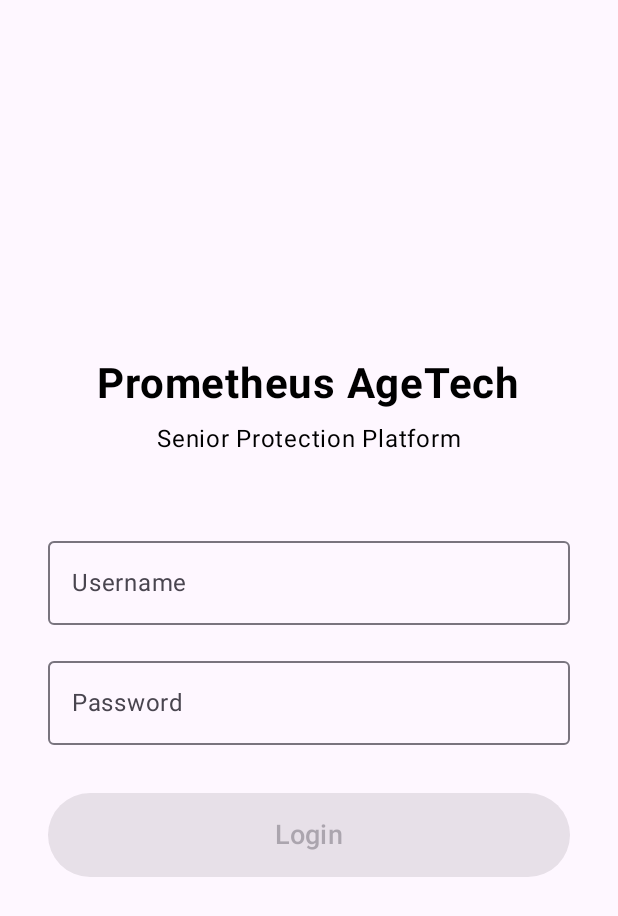
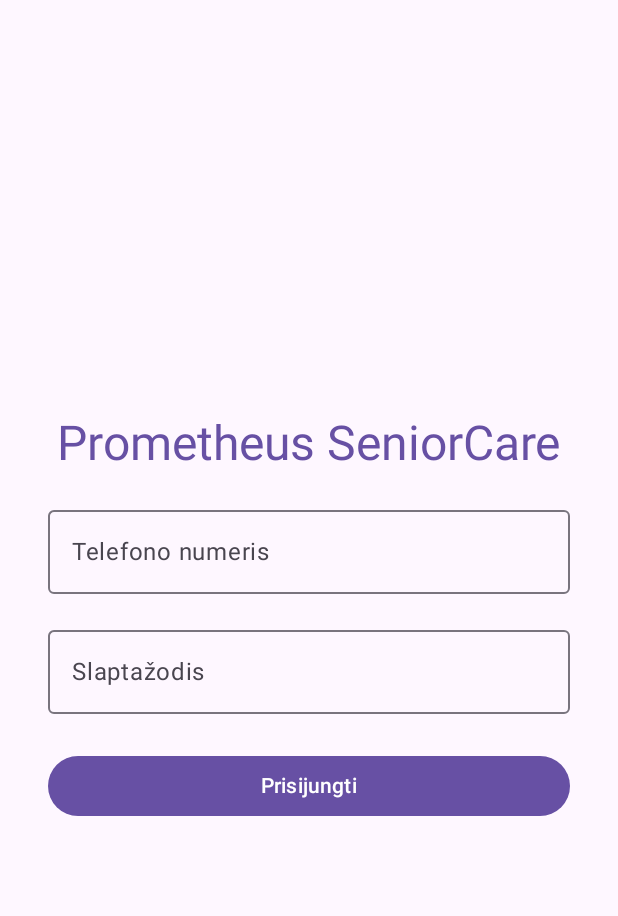
Before and after one commit to M12-pixel1/test8778, an Android app built with Jetpack Compose: the screen it shows after launch (LoginActivity), on a phone screen of 412 x 824 dp. Shown: the top 916 px of the screen. Run offline under Robolectric (Android 15) with nearby library versions, the phone set to English and light mode, and no system bars.

Commit message:
Implement LoginActivity and SOSActivity with Lithuanian UI, Retrofit API, and SOS countdown
- Update LoginActivity with phone number login, auto-login check, and SeniorCareTheme
- Update SOSActivity with 10-second countdown timer, location sharing, and emergency call
- Add Retrofit API service interface and data models (LoginRequest, LoginResponse, SOSRequest)
- Add createService() factory method to ApiClient for Retrofit-based requests
- Add saveUserId/getUserId/saveUserName/getUserName to SeniorDataStore
- Create SeniorCareTheme wrapper
- Add CALL_PHONE permission to AndroidManifest
- Add Retrofit and Gson converter dependencies

Co-authored-by: M12-pixel1 <251752909+M12-pixel1@users.noreply.github.com>

```diff
--- a/prometheus-age-tech/android/app/build.gradle.kts
+++ b/prometheus-age-tech/android/app/build.gradle.kts
@@ -63,4 +63,8 @@ dependencies {
 
     // Coroutines
     implementation("org.jetbrains.kotlinx:kotlinx-coroutines-android:1.7.3")
+
+    // Retrofit
+    implementation("com.squareup.retrofit2:retrofit:2.9.0")
+    implementation("com.squareup.retrofit2:converter-gson:2.9.0")
 }
--- a/prometheus-age-tech/android/app/src/main/AndroidManifest.xml
+++ b/prometheus-age-tech/android/app/src/main/AndroidManifest.xml
@@ -6,6 +6,7 @@
     <uses-permission android:name="android.permission.ACCESS_FINE_LOCATION" />
     <uses-permission android:name="android.permission.ACCESS_COARSE_LOCATION" />
     <uses-permission android:name="android.permission.POST_NOTIFICATIONS" />
+    <uses-permission android:name="android.permission.CALL_PHONE" />
 
     <application
         android:allowBackup="true"
--- a/prometheus-age-tech/android/app/src/main/java/com/prometheus/seniorcare/LoginActivity.kt
+++ b/prometheus-age-tech/android/app/src/main/java/com/prometheus/seniorcare/LoginActivity.kt
@@ -9,35 +9,43 @@ import androidx.compose.material3.*
 import androidx.compose.runtime.*
 import androidx.compose.ui.Alignment
 import androidx.compose.ui.Modifier
-import androidx.compose.ui.text.font.FontWeight
+import androidx.compose.ui.platform.LocalContext
 import androidx.compose.ui.text.input.PasswordVisualTransformation
 import androidx.compose.ui.unit.dp
-import androidx.compose.ui.unit.sp
+import com.prometheus.seniorcare.data.SeniorDataStore
 import com.prometheus.seniorcare.data.ApiClient
+import com.prometheus.seniorcare.data.models.LoginRequest
+import com.prometheus.seniorcare.ui.theme.SeniorCareTheme
 import kotlinx.coroutines.launch
 
 class LoginActivity : ComponentActivity() {
     override fun onCreate(savedInstanceState: Bundle?) {
         super.onCreate(savedInstanceState)
+
+        // Check if already logged in
+        val dataStore = SeniorDataStore(this)
+        if (dataStore.isLoggedIn()) {
+            startActivity(Intent(this, MainActivity::class.java))
+            finish()
+            return
+        }
+
         setContent {
-            MaterialTheme {
-                LoginScreen(
-                    onLoginSuccess = {
-                        startActivity(Intent(this, MainActivity::class.java))
-                        finish()
-                    }
-                )
+            SeniorCareTheme {
+                LoginScreen()
             }
         }
     }
 }
 
 @Composable
-fun LoginScreen(onLoginSuccess: () -> Unit) {
-    var username by remember { mutableStateOf("") }
+fun LoginScreen() {
+    var phoneNumber by remember { mutableStateOf("") }
     var password by remember { mutableStateOf("") }
-    var errorMessage by remember { mutableStateOf("") }
     var isLoading by remember { mutableStateOf(false) }
+    var errorMessage by remember { mutableStateOf<String?>(null) }
+
+    val context = LocalContext.current
     val scope = rememberCoroutineScope()
 
     Column(
@@ -48,22 +56,18 @@ fun LoginScreen(onLoginSuccess: () -> Unit) {
         verticalArrangement = Arrangement.Center
     ) {
         Text(
-            text = "Prometheus AgeTech",
-            fontSize = 28.sp,
-            fontWeight = FontWeight.Bold,
-            modifier = Modifier.padding(bottom = 8.dp)
+            text = "Prometheus SeniorCare",
+            style = MaterialTheme.typography.headlineLarge,
+            color = MaterialTheme.colorScheme.primary
         )
 
-        Text(
-            text = "Senior Protection Platform",
-            fontSize = 16.sp,
-            modifier = Modifier.padding(bottom = 48.dp)
-        )
+        Spacer(modifier = Modifier.height(16.dp))
 
         OutlinedTextField(
-            value = username,
-            onValueChange = { username = it },
-            label = { Text("Username") },
+            value = phoneNumber,
+            onValueChange = { phoneNumber = it },
+            label = { Text("Telefono numeris") },
+            placeholder = { Text("+37061234567") },
             modifier = Modifier.fillMaxWidth(),
             singleLine = true
         )
@@ -73,45 +77,71 @@ fun LoginScreen(onLoginSuccess: () -> Unit) {
         OutlinedTextField(
             value = password,
             onValueChange = { password = it },
-            label = { Text("Password") },
-            visualTransformation = PasswordVisualTransformation(),
+            label = { Text("Slaptažodis") },
             modifier = Modifier.fillMaxWidth(),
-            singleLine = true
+            singleLine = true,
+            visualTransformation = PasswordVisualTransformation()
         )
 
-        if (errorMessage.isNotEmpty()) {
+        if (errorMessage != null) {
+            Spacer(modifier = Modifier.height(8.dp))
             Text(
-                text = errorMessage,
-                color = MaterialTheme.colorScheme.error,
-                modifier = Modifier.padding(top = 8.dp)
+                text = errorMessage!!,
+                color = MaterialTheme.colorScheme.error
             )
         }
 
-        Spacer(modifier = Modifier.height(32.dp))
+        Spacer(modifier = Modifier.height(24.dp))
 
         Button(
             onClick = {
+                if (phoneNumber.isBlank() || password.isBlank()) {
+                    errorMessage = "Užpildykite visus laukus"
+                    return@Button
+                }
+
+                isLoading = true
                 scope.launch {
-                    isLoading = true
-                    errorMessage = ""
-                    val success = ApiClient.login(username, password)
-                    isLoading = false
-                    if (success) {
-                        onLoginSuccess()
-                    } else {
-                        errorMessage = "Invalid credentials. Please try again."
+                    try {
+                        val apiService = ApiClient.createService()
+                        val response = apiService.login(
+                            LoginRequest(
+                                phone_number = phoneNumber,
+                                password = password
+                            )
+                        )
+
+                        if (response.isSuccessful) {
+                            val loginResponse = response.body()
+                            val dataStore = SeniorDataStore(context)
+
+                            dataStore.saveAuthToken(loginResponse?.access_token ?: "")
+                            dataStore.saveUserId(loginResponse?.user?.id ?: "")
+                            dataStore.saveUserName(loginResponse?.user?.full_name ?: "")
+
+                            val intent = Intent(context, MainActivity::class.java)
+                            context.startActivity(intent)
+                            (context as? LoginActivity)?.finish()
+                        } else {
+                            errorMessage = "Neteisingi duomenys"
+                        }
+                    } catch (e: Exception) {
+                        errorMessage = "Klaida: ${e.message}"
+                    } finally {
+                        isLoading = false
                     }
                 }
             },
-            modifier = Modifier
-                .fillMaxWidth()
-                .height(56.dp),
-            enabled = !isLoading && username.isNotBlank() && password.isNotBlank()
+            modifier = Modifier.fillMaxWidth(),
+            enabled = !isLoading
         ) {
             if (isLoading) {
-                CircularProgressIndicator(color = MaterialTheme.colorScheme.onPrimary)
+                CircularProgressIndicator(
+                    modifier = Modifier.size(20.dp),
+                    strokeWidth = 2.dp
+                )
             } else {
-                Text(text = "Login", fontSize = 18.sp)
+                Text("Prisijungti")
             }
         }
     }
--- /dev/null
+++ b/prometheus-age-tech/android/app/src/main/java/com/prometheus/seniorcare/data/models/LoginRequest.kt
@@ -0,0 +1,6 @@
+package com.prometheus.seniorcare.data.models
+
+data class LoginRequest(
+    val phone_number: String,
+    val password: String
+)
--- /dev/null
+++ b/prometheus-age-tech/android/app/src/main/java/com/prometheus/seniorcare/ui/theme/Theme.kt
@@ -0,0 +1,9 @@
+package com.prometheus.seniorcare.ui.theme
+
+import androidx.compose.material3.MaterialTheme
+import androidx.compose.runtime.Composable
+
+@Composable
+fun SeniorCareTheme(content: @Composable () -> Unit) {
+    MaterialTheme(content = content)
+}
```
Also changed, not shown: prometheus-age-tech/android/app/src/main/java/com/prometheus/seniorcare/SOSActivity.kt (+116 -89 lines), prometheus-age-tech/android/app/src/main/java/com/prometheus/seniorcare/data/ApiClient.kt (+33 -4 lines), prometheus-age-tech/android/app/src/main/java/com/prometheus/seniorcare/data/ApiService.kt (added, +17 -0 lines), prometheus-age-tech/android/app/src/main/java/com/prometheus/seniorcare/data/SeniorDataStore.kt (+18 -0 lines), prometheus-age-tech/android/app/src/main/java/com/prometheus/seniorcare/data/models/LoginResponse.kt (added, +11 -0 lines), prometheus-age-tech/android/app/src/main/java/com/prometheus/seniorcare/data/models/SOSRequest.kt (added, +8 -0 lines).
